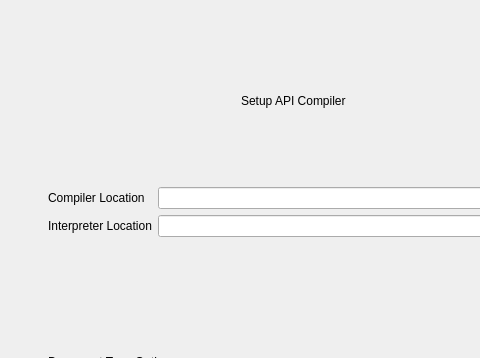
Before: the Qt Designer form src/gui/ui/apicompilerdialog.ui in facade-technologies-inc/facile, drawn with Qt 5; both pictures show x 0 to 480 and y 0 to 358 of the 808 by 659 pixel window.
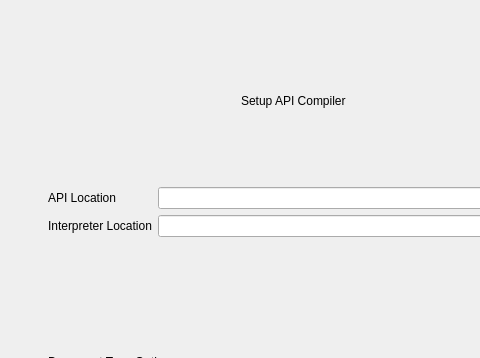
After: the same form once the commit is applied.

Commit message: buttons are working now

```diff
--- a/src/gui/ui/apicompilerdialog.ui
+++ b/src/gui/ui/apicompilerdialog.ui
@@ -13,7 +13,7 @@
   <property name="windowTitle">
    <string>Dialog</string>
   </property>
-  <widget class="QWidget" name="">
+  <widget class="QWidget" name="layoutWidget">
    <property name="geometry">
     <rect>
      <x>48</x>
@@ -65,7 +65,7 @@
       <item row="0" column="0">
        <widget class="QLabel" name="folderLabel1">
         <property name="text">
-         <string>Compiler Location</string>
+         <string>API Location</string>
         </property>
        </widget>
       </item>
```
Left out of the diff: 4 changed lines with no effect on the pictures. The commit also changes 1 other file.
